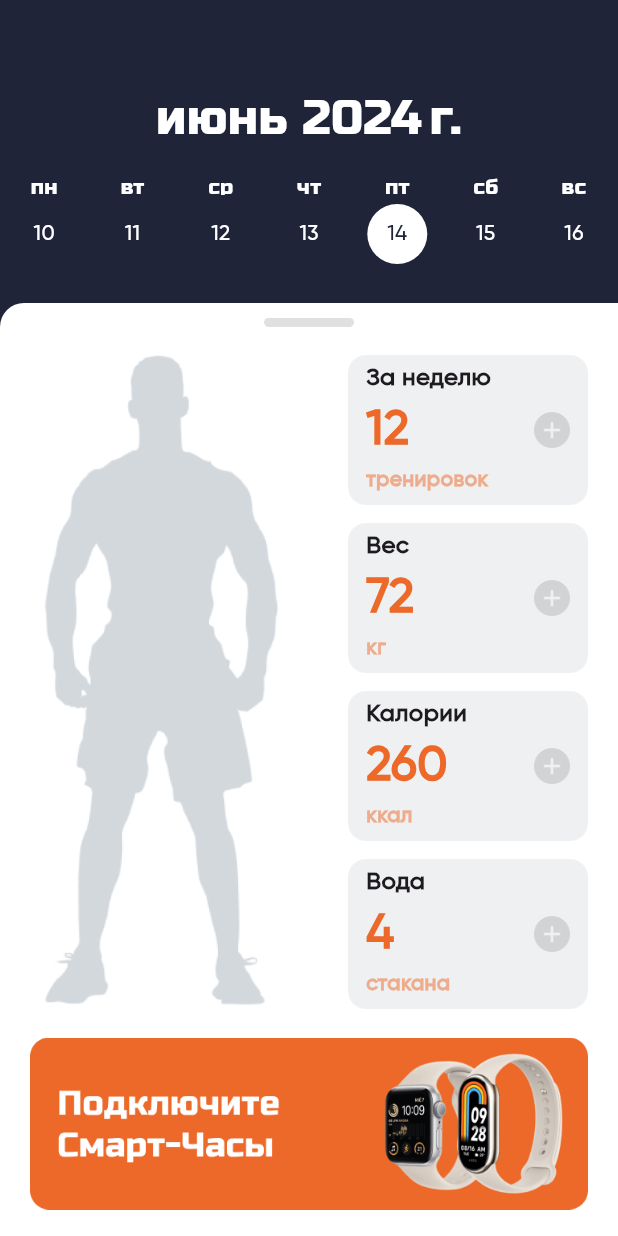
After one commit to justmeowme/sport_app_lct, a Flutter app: the ClientMainScreen screen opened directly, on a phone screen of 412 x 824 dp. The commit adds this screen. Run offline on Flutter 3.47's test engine with Material 3 defaults, Android fonts, the phone set to English and light mode, and no system bars; drawn by our look-alikes of table_calendar; our stand-ins replace bloc, flutter_bloc, rive, shared_preferences; missing offline and left inert: flutter_smart_watch; accounts and stored records are empty.

Commit message:
client main screen

```diff
--- a/lib/blocs/auth_bloc/auth_event.dart
+++ b/lib/blocs/auth_bloc/auth_event.dart
@@ -12,8 +12,9 @@ class SignInEvent extends AuthEvent {
 class SignUpEvent extends AuthEvent {
   final String login;
   final String password;
+  final String name;
 
-  SignUpEvent({required this.login, required this.password});
+  SignUpEvent({required this.login, required this.password, this.name = "Без Имени"});
 }
 
 class SignOutEvent extends AuthEvent {}
--- a/lib/screens/auth/register_screen.dart
+++ b/lib/screens/auth/register_screen.dart
@@ -74,6 +74,7 @@ class RegisterScreen extends StatelessWidget {
                 onPress: () {
                   final login = _usernameController.text;
                   final password = _passwordController.text;
+                  final name = _nameController.text;
 
                   if (login.isEmpty || password.isEmpty) {
                     ScaffoldMessenger.of(context).showSnackBar(
@@ -86,6 +87,7 @@ class RegisterScreen extends StatelessWidget {
                     SignUpEvent(
                       login: login,
                       password: password,
+                      name: name,
                     ),
                   );
                 },
--- /dev/null
+++ b/lib/screens/client/client_main_screen.dart
@@ -0,0 +1,195 @@
+import 'package:flutter/cupertino.dart';
+import 'package:flutter/material.dart';
+import 'package:flutter/rendering.dart';
+import 'package:flutter_bloc/flutter_bloc.dart';
+import 'package:flutter_smart_watch/flutter_smart_watch.dart';
+import 'package:intl/intl.dart';
+import 'package:sport_app_lct/blocs/auth_bloc/auth_bloc.dart';
+import 'package:sport_app_lct/blocs/auth_bloc/auth_event.dart';
+import 'package:sport_app_lct/widgets/client_info_component.dart';
+import 'package:table_calendar/table_calendar.dart';
+
+import '../../blocs/calendar_bloc/calendar_bloc.dart';
+import '../../blocs/calendar_bloc/calendar_event.dart';
+import '../../blocs/calendar_bloc/calendar_state.dart';
+import '../../repositories/shedule_repository.dart';
+import '../../widgets/header.dart';
+import '../auth/start_screen.dart';
+
+class ClientMainScreen extends StatelessWidget {
+  @override
+  Widget build(BuildContext context) {
+
+    final kToday = DateTime.now();
+    final kFirstDay = DateTime(kToday.year, kToday.month - 3, kToday.day);
+    final kLastDay = DateTime(kToday.year, kToday.month + 3, kToday.day);
+
+    TextStyle _createTextStyle(Color color, String fontFamily) {
+      return TextStyle(
+        color: color,
+        fontFamily: fontFamily,
+      );
+    }
+
+    final commonTextStyle = _createTextStyle(Colors.white, 'GilroyMedium');
+    final outsideTextStyle = _createTextStyle(Color(0x50FFFFFF), 'GilroyMedium');
+    final todayTextStyle = _createTextStyle(Color(0xFF202439), 'GilroyMedium');
+    final selectedTextStyle = _createTextStyle(Colors.white, 'GilroyMedium').copyWith(fontSize: 16);
+
+    return MultiBlocProvider(
+      providers: [
+        BlocProvider(create: (context) => CalendarBloc()),
+      ],
+      child: Scaffold(
+        backgroundColor: Color(0xFF202439),
+        body: BlocBuilder<CalendarBloc, CalendarState>(
+          builder: (context, state) {
+            final focusedDay = state is CalendarUpdated ? state.focusedDay : DateTime.now();
+            final selectedDay = state is CalendarUpdated ? state.selectedDay : DateTime.now();
+
+            final calendarFormat = state is CalendarUpdated ? state.calendarFormat : CalendarFormat.week;
+            return SingleChildScrollView(
+              child: Column(
+                children: [
+                  SizedBox(height: 56),
+                  Header(text: DateFormat("yMMM", 'ru').format(kToday).toString(), textColor: Colors.white),
+                  SizedBox(height: 12),
+                  TableCalendar(
+                    daysOfWeekStyle: DaysOfWeekStyle(
+                      weekdayStyle: _createTextStyle(Colors.white, 'RussoOne'),
+                      weekendStyle: _createTextStyle(Colors.white, 'RussoOne'),
+                    ),
+                    calendarStyle: CalendarStyle(
+                      defaultTextStyle: commonTextStyle,
+                      weekendTextStyle: commonTextStyle,
+                      outsideTextStyle: outsideTextStyle,
+                      todayTextStyle: todayTextStyle,
+                      todayDecoration: BoxDecoration(
+                        color: Colors.white,
+                        shape: BoxShape.circle,
+                      ),
+                      selectedDecoration: BoxDecoration(
+                        color: Color(0x50FFFFFF),
+                        shape: BoxShape.circle,
+                      ),
+                      selectedTextStyle: selectedTextStyle,
+                    ),
+                    startingDayOfWeek: StartingDayOfWeek.monday,
+                    firstDay: kFirstDay,
+                    lastDay: kLastDay,
+                    locale: 'ru_RU',
+                    headerVisible: false,
+                    focusedDay: state is CalendarUpdated ? state.focusedDay : DateTime.now(),
+                    calendarFormat: calendarFormat,
+                    selectedDayPredicate: (day) {
+                      return isSameDay(state is CalendarUpdated ? state.selectedDay : null, day);
+                    },
+                    onDaySelected: (selectedDay, focusedDay) {
+                      context.read<CalendarBloc>().add(DaySelectedEvent(selectedDay: selectedDay, focusedDay: focusedDay));
+                    },
+                    onFormatChanged: (format) {
+                      context.read<CalendarBloc>().add(FormatChangedEvent(format: format));
+                    },
+                    onPageChanged: (focusedDay) {
+                      context.read<CalendarBloc>().add(PageChangedEvent(focusedDay: focusedDay));
+                    },
+                  ),
+                  SizedBox(height: 20),
+                  Container(
+                    child: GestureDetector(
+                      onVerticalDragUpdate: (details) {
+                        if (details.delta.dy > 0) {
+                          context.read<CalendarBloc>().add(FormatChangedEvent(format: CalendarFormat.month));
+                        } else if (details.delta.dy < 0) {
+                          context.read<CalendarBloc>().add(FormatChangedEvent(format: CalendarFormat.week));
+                        }
+                      },
+                      onHorizontalDragUpdate: (details) {
+                        if (details.delta.dx > 0) {
+                          //do nothing
+                        } else if (details.delta.dx < 0) {
+                          //go to right screen
+                        }
+                      },
+                      child: Container(
+                        width: MediaQuery.of(context).size.width,
+                        height: MediaQuery.of(context).size.height,
+                        decoration: BoxDecoration(
+                          color: Color(0xFFFFFFFF),
+                          borderRadius: BorderRadius.only(
+                            topLeft: Radius.circular(16),
+                          ),
+                        ),
+                        child: Padding(
+                          padding: EdgeInsets.only(left: 20, right: 20),
+                          child: SingleChildScrollView(
+                            child: Column(
+                              children: [
+                                SizedBox(height: 10),
+                                Image.asset("assets/swipe_rect.png", width: 60),
+                                SizedBox(height: 12),
+                                Row(
+                                  children: [
+                                    Image.asset("assets/man_siluet.png", height: 450,),
+                                    Spacer(),
+                                    Column(
+                                      children: [
+                                        ClientInfoComponent(
+                                            header: "За неделю",
+                                            value: "12",
+                                            value_description: "тренировок",
+                                            onPress: (){
+                                            }
+                                        ),
+                                        SizedBox(height: 12,),
+                                        ClientInfoComponent(
+                                            header: "Вес",
+                                            value: "72",
+                                            value_description: "кг",
+                                            onPress: (){
+                                            }
+                                        ),
+                                        SizedBox(height: 12,),
+                                        ClientInfoComponent(
+                                            header: "Калории",
+                                            value: "260",
+                                            value_description: "ккал",
+                                            onPress: (){
+                                            }
+                                        ),
+                                        SizedBox(height: 12,),
+                                        ClientInfoComponent(
+                                            header: "Вода",
+                                            value: "4",
+                                            value_description: "стакана",
+                                            onPress: (){
+                                            }
+                                        )
+                                      ],
+                                    ),
+                                  ],
+                                ),
+                                SizedBox(height: 12,),
+                                GestureDetector(
+                                  onTap: () {
+
+                                  },
+                                  child: Image.asset("assets/connect_watch.png", width: MediaQuery.of(context).size.width,),
+                                ),
+                                SizedBox(height: 64,)
+                              ],
+                            ),
+                          )
+                        ),
+                      ),
+                    ),
+                  ),
+                ],
+              ),
+            );
+          },
+        ),
+      ),
+    );
+  }
+}
--- /dev/null
+++ b/lib/widgets/client_info_component.dart
@@ -0,0 +1,63 @@
+import 'package:flutter/material.dart';
+
+class ClientInfoComponent extends StatelessWidget {
+  final String header;
+  final String value;
+  final String value_description;
+
+  final VoidCallback onPress;
+
+  ClientInfoComponent({required this.header, required this.value, required this.value_description, required this.onPress});
+
+  @override
+  Widget build(BuildContext context) {
+    return Container(
+      decoration: BoxDecoration(
+        color: Color(0xFFEFF0F1),
+        borderRadius: BorderRadius.all(Radius.circular(12.0))
+      ),
+      width: 160,
+      height: 100,
+      child: Padding(
+        padding: EdgeInsets.only(left: 12, right: 12, top: 4, bottom: 4),
+        child: Row(
+          children: [
+            Column(
+              crossAxisAlignment: CrossAxisAlignment.start,
+              children: [
+                Text(
+                  header,
+                  style: TextStyle(
+                    fontSize: 16,
+                    fontFamily: 'GilroyMedium',
+                    fontWeight: FontWeight.bold,
+                  ),
+                ),
+                Text(
+                  value,
+                  style: TextStyle(
+                      fontSize: 32,
+                      fontFamily: 'GilroyMedium',
+                      fontWeight: FontWeight.bold,
+                      color: Color(0xFFED6929)
+                  ),
+                ),
+                Text(
+                  value_description,
+                  style: TextStyle(
+                      fontSize: 14,
+                      fontWeight: FontWeight.bold,
+                      fontFamily: 'GilroyMedium',
+                      color: Color(0xFFEEAC8D)
+                  ),
+                )
+              ],
+            ),
+            Spacer(),
+            Image.asset("assets/plus.png", height: 24,)
+          ],
+        )
+      )
+    );
+  }
+}
--- a/pubspec.yaml
+++ b/pubspec.yaml
@@ -42,6 +42,7 @@ dependencies:
   intl: ^0.19.0
   rive: ^0.12.3
   flutter_svg: ^2.0.9
+  flutter_smart_watch: ^1.0.0
 
 dev_dependencies:
   flutter_test:
```
Also changed, not shown: lib/screens/client/ClientTrainsScreen.dart (added, +13 -0 lines), lib/screens/client/client_home_screen.dart (+160 -19 lines), lib/screens/client/client_profile_screen.dart (added, +13 -0 lines), lib/screens/coach/coach_edit_profile.dart (+8 -0 lines), assets/connect_watch.png (added), assets/man_siluet.png (added), assets/plus.png (added), assets/woman_siluet.png (added), pubspec.lock.
